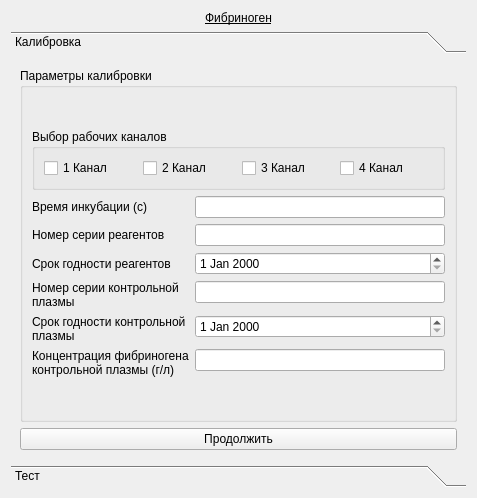
Old version of the form choisedialog/ko3.ui in the repository krang4d/Agrekola.
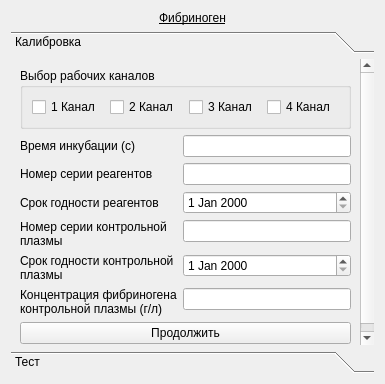
New version of the form. The open tabs and pages were chosen to show the change.

```diff
--- a/choisedialog/ko3.ui
+++ b/choisedialog/ko3.ui
@@ -6,14 +6,14 @@
    <rect>
     <x>0</x>
     <y>0</y>
-    <width>477</width>
-    <height>498</height>
+    <width>385</width>
+    <height>384</height>
    </rect>
   </property>
   <property name="windowTitle">
    <string>Form</string>
   </property>
-  <layout class="QVBoxLayout" name="verticalLayout_3">
+  <layout class="QVBoxLayout" name="verticalLayout_2">
    <item>
     <widget class="QLabel" name="label">
      <property name="text">
@@ -34,33 +34,14 @@
        <rect>
         <x>0</x>
         <y>0</y>
-        <width>459</width>
-        <height>407</height>
+        <width>670</width>
+        <height>341</height>
        </rect>
       </property>
       <attribute name="label">
        <string>Калибровка</string>
       </attribute>
-      <layout class="QVBoxLayout" name="verticalLayout_2">
-       <item>
-        <widget class="QGroupBox" name="groupBox">
-         <property name="title">
-          <string>Параметры калибровки</string>
-         </property>
          <layout class="QVBoxLayout" name="verticalLayout">
-          <item>
-           <spacer name="verticalSpacerCalib_1">
-            <property name="orientation">
-             <enum>Qt::Vertical</enum>
-            </property>
-            <property name="sizeHint" stdset="0">
-             <size>
-              <width>20</width>
-              <height>43</height>
-             </size>
-            </property>
-           </spacer>
-          </item>
           <item>
            <widget class="QGroupBox" name="groupBox_calibChls">
             <property name="title">
@@ -193,15 +174,10 @@
             <property name="sizeHint" stdset="0">
              <size>
               <width>20</width>
-              <height>43</height>
+           <height>59</height>
              </size>
             </property>
            </spacer>
-          </item>
-         </layout>
-         <zorder>groupBox_calibChls</zorder>
-         <zorder>verticalSpacerCalib_1</zorder>
-        </widget>
        </item>
        <item>
         <widget class="QPushButton" name="pushButton_calib">
@@ -227,7 +203,7 @@
       <attribute name="label">
        <string>Тест</string>
       </attribute>
-      <layout class="QVBoxLayout" name="verticalLayout_6">
+      <layout class="QVBoxLayout" name="verticalLayout_3">
        <item>
         <widget class="QGroupBox" name="groupBox_testProbe">
          <property name="sizePolicy">
@@ -345,7 +321,7 @@
         </layout>
        </item>
        <item>
-        <spacer name="verticalSpacer_3">
+        <spacer name="verticalSpacer">
          <property name="orientation">
           <enum>Qt::Vertical</enum>
          </property>
@@ -354,8 +330,8 @@
          </property>
          <property name="sizeHint" stdset="0">
           <size>
-           <width>438</width>
-           <height>101</height>
+           <width>20</width>
+           <height>48</height>
           </size>
          </property>
         </spacer>
```
Left out of the diff: 12 changed lines with no effect on the pictures. Lines whose indentation alone changed are shown as unchanged.
